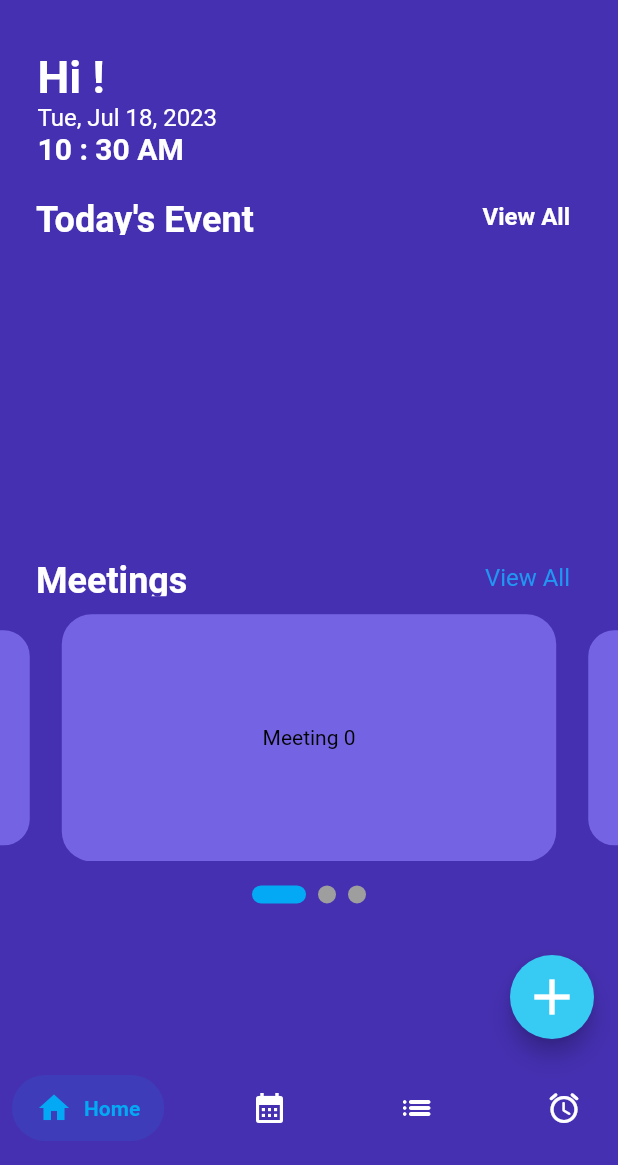
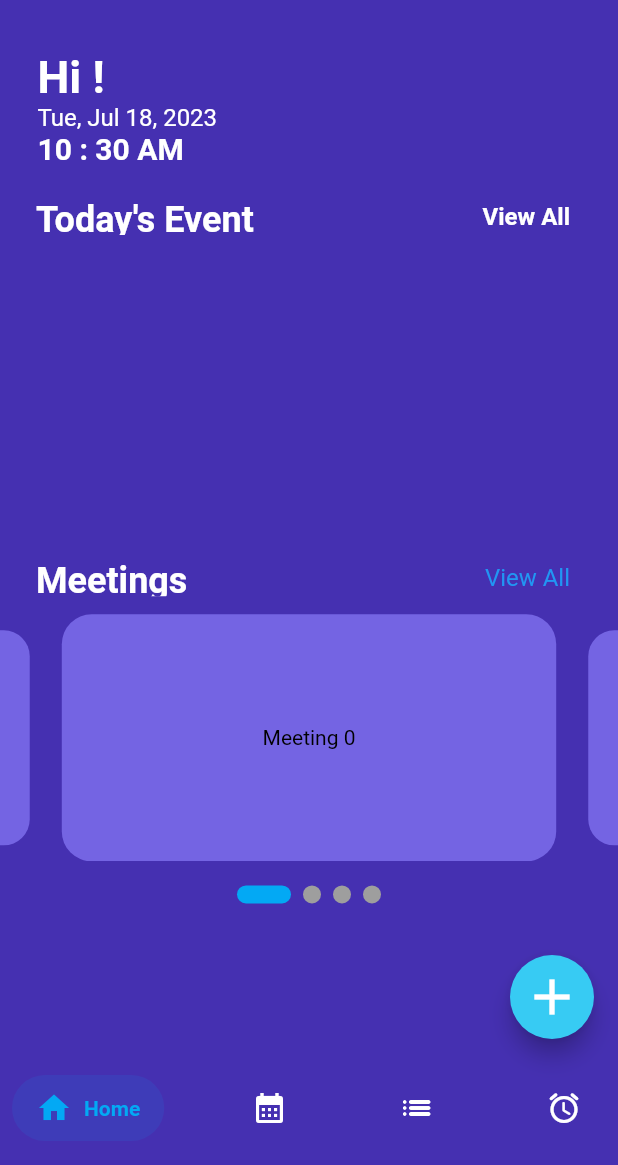
Before and after one commit to evanyan13/autotsk, a Flutter app: the screen it shows once a user with an empty profile is signed in, on a phone screen of 412 x 824 dp, the part 71-1236 px from its top. Run offline on Flutter 3.47's test engine with Material 2 defaults, Android fonts, the phone set to English and light mode, and no system bars; drawn by our look-alikes of carousel_slider, salomon_bottom_bar, smooth_page_indicator; our stand-ins replace cloud_firestore, date_picker_timeline, firebase_auth, firebase_core, get, get_storage and 1 more; accounts and stored records are empty; Roboto replaces fonts that are missing (Neometric).

Commit message:
rendered the dots equal to the number of tasks to the home page

```diff
--- a/autotsk/lib/screen_type/home/components/meeting_event.dart
+++ b/autotsk/lib/screen_type/home/components/meeting_event.dart
@@ -19,6 +19,7 @@ class _MeetingEventState extends State<MeetingEvent> {
     "Item 1",
     "Item 2",
     "Item 3",
+    "Item 4",
   ];
 
   @override
@@ -34,13 +35,15 @@ class _MeetingEventState extends State<MeetingEvent> {
                 return buildItem(items[index], index);
               },
               options: CarouselOptions(
+                  autoPlay: true,
+                  autoPlayInterval: Duration(seconds: 3),
                   height: MediaQuery.of(context).size.width * 0.4,
                   enableInfiniteScroll: true,
                   enlargeCenterPage: true,
                   onPageChanged: (index, reason) =>
                       setState(() => activeIndex = index))),
           SizedBox(height: 16.0),
-          buildIndicator()
+          buildIndicator(),
         ],
       ),
     );
@@ -62,7 +65,7 @@ class _MeetingEventState extends State<MeetingEvent> {
           color: homePageBgLightPurpleClr,
           borderRadius: BorderRadius.circular(20),
         ),
-      child: Center(child: Text("Meeting $index"))
+        child: Center(child: Text("Meeting $index")),
         // Image.asset(images, fit: BoxFit.fitHeight),
       );
 }
--- a/autotsk/lib/screen_type/home/components/task.content.dart
+++ b/autotsk/lib/screen_type/home/components/task.content.dart
@@ -18,12 +18,9 @@ class TaskContent extends StatefulWidget {
 class _TaskContentState extends State<TaskContent> {
   int activeIndex = 0;
   final controller = CarouselController();
-  List<String> items = [];
-  late int tasksCount;
   late String username;
   late List<String> taskList = [];
   late int task_length;
-  late int item_length;
   late List<Widget> display = [];
 
   @override
@@ -32,38 +29,14 @@ class _TaskContentState extends State<TaskContent> {
     super.initState();
   }
 
-  void awaitMethod() async {
-    item_length = await addtasktoItems();
+  Future<List> awaitMethod() async {
     task_length = await taskCount();
     taskList = await getAllTaskremoveDup();
     for (int i = 0; i < task_length; i++) {
       Widget ui = await buildDisplay(taskList[i]);
       display.add(ui);
     }
-  }
-
-  Future<int> addtasktoItems() async {
-    QuerySnapshot<Map<String, dynamic>> tasksCollection =
-        await FirebaseFirestore.instance
-            .collection('users')
-            .doc(FirebaseAuth.instance.currentUser!.uid)
-            .collection('tasks')
-            .get();
-
-    if (items.length != tasksCollection.docs.length) {
-      for (int i = 0; i < tasksCollection.docs.length; i++) {
-        items.add("items ${i}");
-      }
-      if (items.length > tasksCollection.docs.length) {
-        items.length = tasksCollection.docs.length;
-      }
-
-      if (items.length > 8) {
-        items.length = 8;
-      }
-    }
-
-    return items.length;
+    return taskList;
   }
 
   Future<int> taskCount() async {
@@ -98,7 +71,6 @@ class _TaskContentState extends State<TaskContent> {
     Set<String> seen = Set<String>();
     taskList = taskList.where((task) => seen.add(task)).toList();
 
-    print(taskList);
     return taskList;
   }
 
@@ -130,7 +102,7 @@ class _TaskContentState extends State<TaskContent> {
       constraints: BoxConstraints(maxWidth: 325),
       child: Column(
         children: [
-          SizedBox(height: 10),
+          SizedBox(height: 30),
           Row(
             mainAxisAlignment: MainAxisAlignment.center,
             children: [
@@ -235,7 +207,17 @@ class _TaskContentState extends State<TaskContent> {
       child: Column(
         mainAxisAlignment: MainAxisAlignment.center,
         children: [
-          CarouselSlider.builder(
+          FutureBuilder(
+            future: awaitMethod(),
+            builder: (context, snapshot) {
+              if (snapshot.hasError) {
+                return Center(
+                  child: Text(
+                    snapshot.error.toString(),
+                  ),
+                );
+              } else {
+                return CarouselSlider.builder(
                   carouselController: controller,
                   itemCount: taskList.length,
                   itemBuilder: (context, index, secondIndex) {
@@ -256,47 +238,45 @@ class _TaskContentState extends State<TaskContent> {
                     );
                   },
                   options: CarouselOptions(
+                    autoPlay: true,
+                    autoPlayInterval: Duration(seconds: 5),
                     height: MediaQuery.of(context).size.width * 0.4,
                     enableInfiniteScroll: true,
                     enlargeCenterPage: true,
-              onPageChanged: (index, reason) =>
-                  setState(() => activeIndex = index),
+                    onPageChanged: (index, reason) {
+                      setState(
+                        () => activeIndex = index,
+                      );
+                    },
                   ),
+                );
+              }
+            },
           ),
           SizedBox(height: 16.0),
-          buildIndicator(),
+          FutureBuilder(
+            future: awaitMethod(),
+            builder: (context, snapshot) {
+              return buildIndicator();
+            },
+          ),
         ],
       ),
     );
   }
 
-  Widget buildIndicator() => AnimatedSmoothIndicator(
+  Widget buildIndicator() {
+    return AnimatedSmoothIndicator(
       onDotClicked: animateToSlide,
       effect: ExpandingDotsEffect(
-            dotHeight: 12, dotWidth: 12, activeDotColor: Colors.lightBlue),
+        dotHeight: 12,
+        dotWidth: 12,
+        activeDotColor: Colors.lightBlue,
+      ),
       activeIndex: activeIndex,
       count: taskList.length,
     );
+  }
 
   void animateToSlide(int index) => controller.animateToPage(index);
-
-  Widget buildItem(String items, int index) {
-    return Container(
-      width: MediaQuery.of(context).size.width * 0.8,
-      decoration: BoxDecoration(
-        color: homePageBgLightPurpleClr,
-        borderRadius: BorderRadius.circular(20),
-      ),
-      child: Center(
-        child: Row(
-          children: <Widget>[
-            Center(
-              child: Text('$index'),
-            ),
-          ],
-        ),
-      ),
-      // Image.asset(images, fit: BoxFit.fitHeight),
-    );
 }
-}
```
Lines whose indentation alone changed are shown as unchanged.
